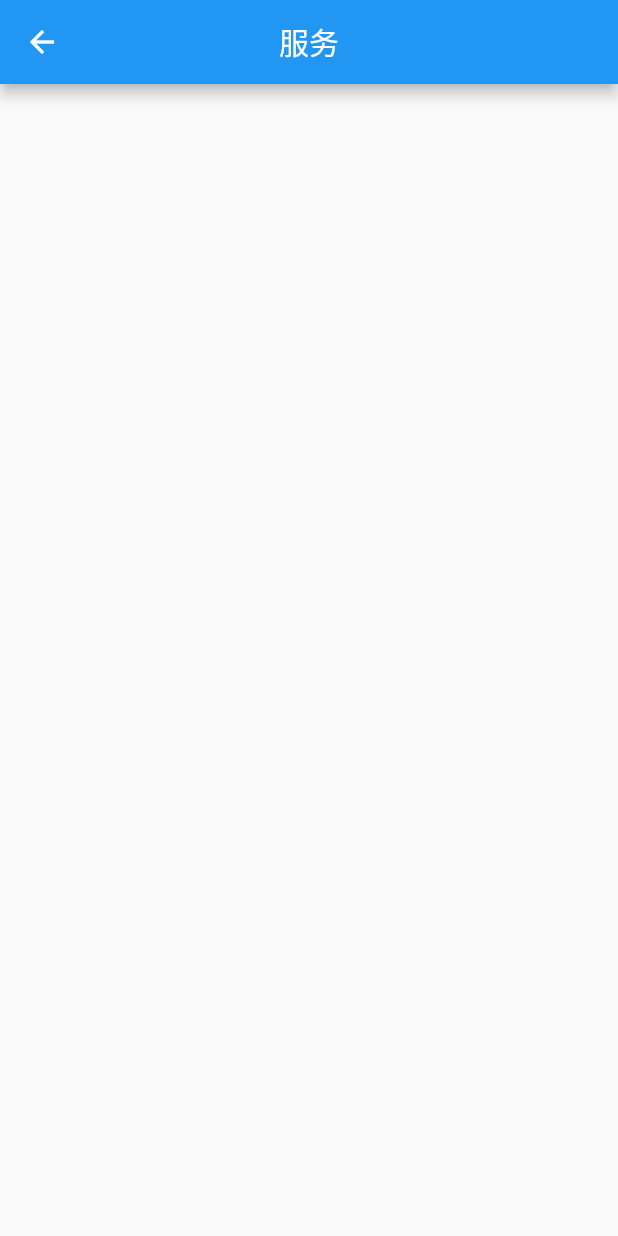
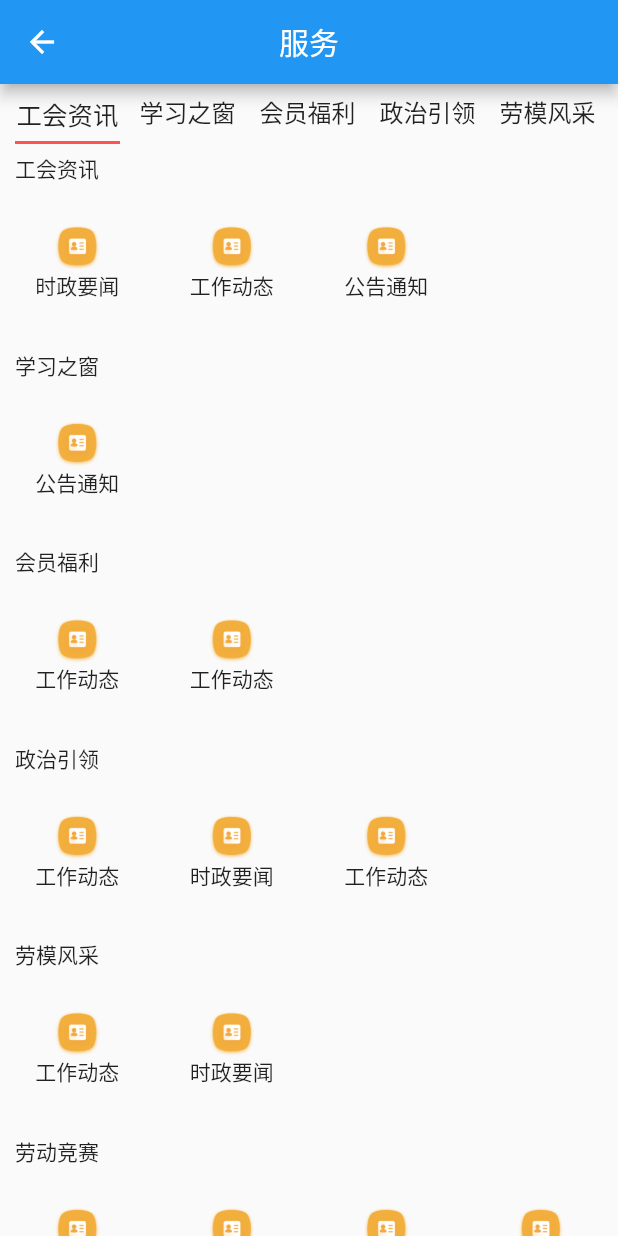
Before and after one commit to simaben/flutter_douban, a Flutter app: the ServicePage screen opened directly, on a phone screen of 412 x 824 dp. Run offline on Flutter 3.47's test engine with Material 2 defaults, Android fonts, the phone set to English and light mode, and no system bars; our stand-ins replace cached_network_image, connectivity, dio, flutter_easyrefresh, flutter_swiper, fluttertoast; missing offline and left inert: common_utils, flustars; statements that could not run were skipped; project files that could hold a hidden picture were left out.

Commit message:
添加服务页面

```diff
--- a/lib/service_page.dart
+++ b/lib/service_page.dart
@@ -1,4 +1,8 @@
+import 'dart:collection';
+
+import 'package:flustars/flustars.dart';
 import 'package:flutter/material.dart';
+import 'package:flutter_hello/load_image.dart';
 
 class ServicePage extends StatefulWidget {
   @override
@@ -6,6 +10,34 @@ class ServicePage extends StatefulWidget {
 }
 
 class _ServicePageState extends State<ServicePage> {
+  Map<String, List<String>> tabSegments = Map();
+  var currentIndex = 0;
+  var _tabSelectedBorder =
+      Border(bottom: BorderSide(width: 2, color: Colors.redAccent));
+  var _tabUnSelectedBorder =
+      Border(bottom: BorderSide(width: 2, color: Colors.transparent));
+  var _tabSelectedStyle = TextStyle(fontSize: 17, height: 2);
+  var _tabUnSelectedStyle = TextStyle(fontSize: 16, height: 2);
+
+  @override
+  void initState() {
+    super.initState();
+    tabSegments["工会资讯"] = ["时政要闻", "工作动态", "公告通知"];
+    tabSegments["学习之窗"] = ["公告通知"];
+    tabSegments["会员福利"] = ["工作动态", "工作动态"];
+    tabSegments["政治引领"] = ["工作动态", "时政要闻", "工作动态"];
+    tabSegments["劳模风采"] = ["工作动态", "时政要闻"];
+    tabSegments["劳动竞赛"] = ["工作动态", "时政要闻", "工作动态", "工作动态", "时政要闻", "工作动态"];
+    tabSegments["权益保障"] = ["工作动态"];
+    tabSegments["就业创业"] = ["工作动态", "时政要闻", "工作动态"];
+    tabSegments["职工文化"] = ["工作动态", "时政要闻", "工作动态"];
+    tabSegments["视频专栏"] = ["工作动态", "时政要闻", "工作动态"];
+    tabSegments["会员活动"] = ["工作动态", "时政要闻", "工作动态"];
+    tabSegments["创新联盟"] = ["工作动态", "时政要闻", "工作动态"];
+    tabSegments["入会转会"] = ["工作动态", "时政要闻", "工作动态"];
+    tabSegments["女工之家"] = ["工作动态", "时政要闻", "工作动态"];
+  }
+
   @override
   Widget build(BuildContext context) {
     return Scaffold(
@@ -13,10 +45,101 @@ class _ServicePageState extends State<ServicePage> {
         centerTitle: true,
         title: Text("服务"),
       ),
+      body: Column(
+        children: [
+          SizedBox(
+            height: 40,
+            child: ListView.builder(
+              scrollDirection: Axis.horizontal,
+              shrinkWrap: true,
+              itemBuilder: (BuildContext ctx, int index) {
+                return _itemServiceTabSegment(ctx, index);
+              },
+              itemCount: tabSegments.length,
+              addAutomaticKeepAlives: true,
+            ),
+          ),
+          Expanded(
+              child: ListView.builder(
+                  itemCount: tabSegments.length,
+                  itemBuilder: (BuildContext ctx, int index) {
+                    return _itemTabChild(ctx, index);
+                  }))
+        ],
+      ),
     );
-
-
   }
 
-  void _onClick() {}
+  _itemTabChild(BuildContext ctx, int index) {
+    LogUtil.v("index:$index");
+    String title = tabSegments.keys.elementAt(index);
+    LogUtil.v("title:$title");
+    List<String> tabChild = tabSegments.values.elementAt(index);
+    LogUtil.v("tabChild:$tabChild");
+    return Column(
+      crossAxisAlignment: CrossAxisAlignment.start,
+      children: [
+        Container(
+          padding: EdgeInsets.only(left: 10),
+          child: Text(
+            title,
+            style: TextStyle(height: 2),
+            textAlign: TextAlign.left,
+          ),
+        ),
+        GridView.builder(
+          shrinkWrap: true,
+          physics: new NeverScrollableScrollPhysics(),
+          gridDelegate: SliverGridDelegateWithFixedCrossAxisCount(
+              crossAxisCount: 4, childAspectRatio: 1.0),
+          itemBuilder: (BuildContext ctx, int index) {
+            return InkWell(
+              onTap: () {},
+              child: Column(
+                mainAxisAlignment: MainAxisAlignment.center,
+                children: [
+                  SizedBox(
+                    width: 30,
+                    height: 30,
+                    child: LoadAssetImage(
+                      'icon_home_1',
+                      width: 30,
+                      height: 30,
+                    ),
+                  ),
+                  Text(tabChild[index])
+                ],
+              ),
+            );
+          },
+          itemCount: tabChild.length,
+        )
+      ],
+    );
+  }
+
+  _itemServiceTabSegment(BuildContext ctx, int index) {
+    String title = tabSegments.keys.elementAt(index);
+    return InkWell(
+        onTap: () {
+          setState(() {
+            currentIndex = index;
+          });
+        },
+        child: Container(
+          height: 40,
+          width: 70,
+          margin: EdgeInsets.only(left: 10),
+          decoration: BoxDecoration(
+              border: currentIndex == index
+                  ? _tabSelectedBorder
+                  : _tabUnSelectedBorder),
+          child: Text(
+            title,
+            style:
+                currentIndex == index ? _tabSelectedStyle : _tabUnSelectedStyle,
+            textAlign: TextAlign.center,
+          ),
+        ));
+  }
 }
```
Also changed, not shown: assets/images/icon_home_1.png (added).
